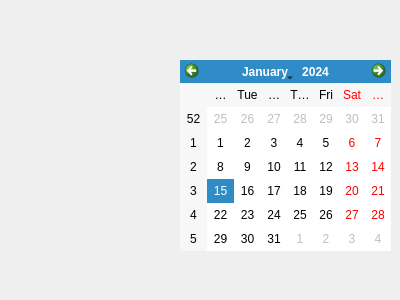
The window that datepick.ui (stefanmarjanovic/Comp) describes before a commit, drawn with Qt 5.
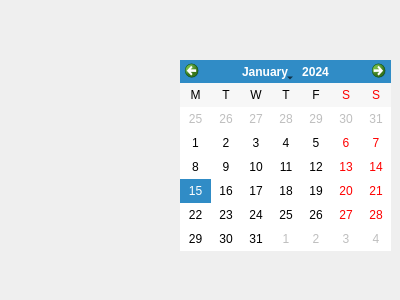
The same window after the commit.

Patch:
```diff
--- a/datepick.ui
+++ b/datepick.ui
@@ -22,6 +22,24 @@
      <height>191</height>
     </rect>
    </property>
+   <property name="gridVisible">
+    <bool>false</bool>
+   </property>
+   <property name="selectionMode">
+    <enum>QCalendarWidget::SingleSelection</enum>
+   </property>
+   <property name="horizontalHeaderFormat">
+    <enum>QCalendarWidget::SingleLetterDayNames</enum>
+   </property>
+   <property name="verticalHeaderFormat">
+    <enum>QCalendarWidget::NoVerticalHeader</enum>
+   </property>
+   <property name="navigationBarVisible">
+    <bool>true</bool>
+   </property>
+   <property name="dateEditEnabled">
+    <bool>true</bool>
+   </property>
   </widget>
  </widget>
  <resources/>
```
